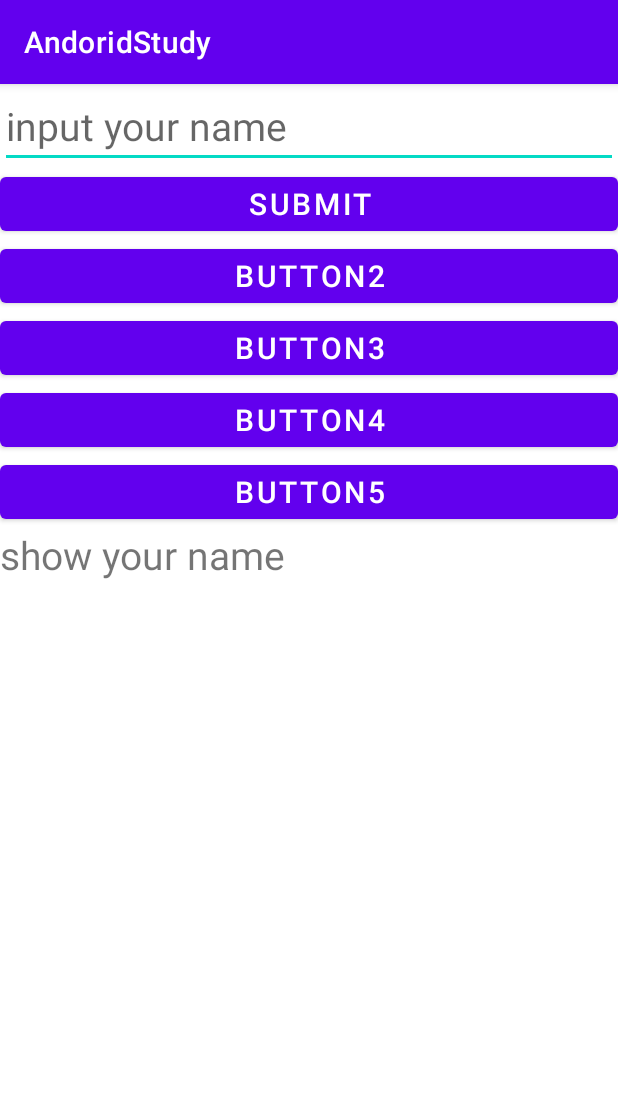
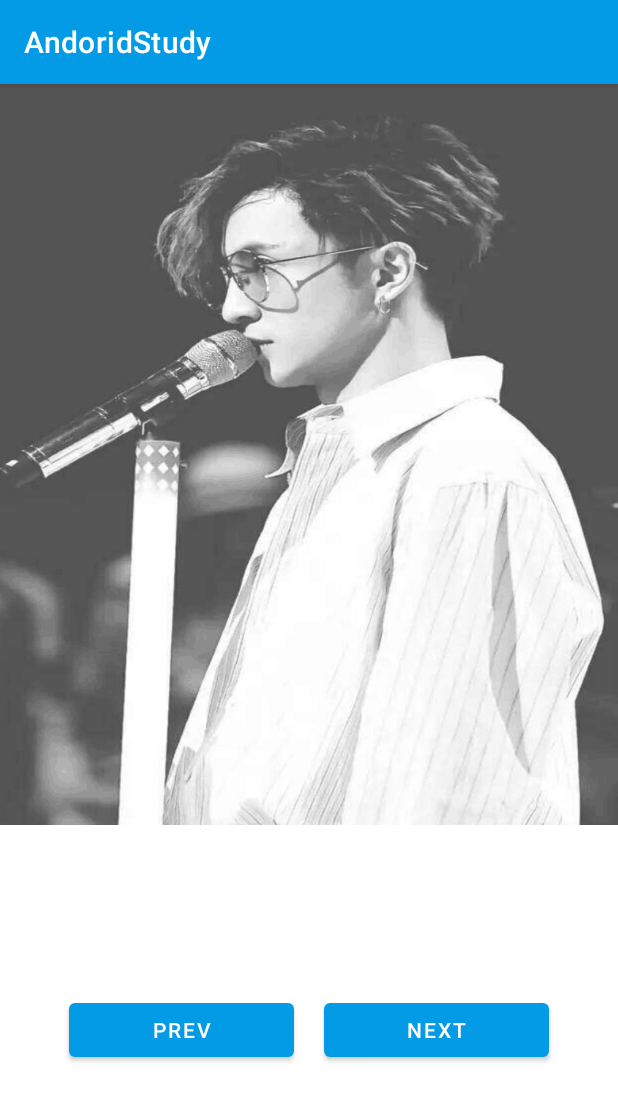
Before and after one commit to dandan1232/AndoridStudy, an Android app: the screen it shows after launch (ButtonActivity before the commit, ImageViewActivity after it), on a phone screen of 412 x 824 dp. Shown: the top 1101 px of the screen. Run offline under Robolectric (Android 15) with nearby library versions, the phone set to English and light mode, and no system bars.

Commit message:
Android ImageView210916

```diff
--- a/app/src/main/AndroidManifest.xml
+++ b/app/src/main/AndroidManifest.xml
@@ -9,15 +9,18 @@
         android:roundIcon="@mipmap/ic_launcher_round"
         android:supportsRtl="true"
         android:theme="@style/Theme.AndoridStudy">
-        <activity android:name=".ButtonActivity">
+        <activity android:name=".ImageViewActivity">
             <intent-filter>
                 <action android:name="android.intent.action.MAIN" />
 
                 <category android:name="android.intent.category.LAUNCHER" />
             </intent-filter>
         </activity>
-        <activity android:name=".LoginPassword"> </activity>
-        <activity android:name=".MainActivity"> </activity>
+        <activity android:name=".ButtonActivity">
+
+        </activity>
+        <activity android:name=".LoginPassword"></activity>
+        <activity android:name=".MainActivity"></activity>
     </application>
 
 </manifest>
--- /dev/null
+++ b/app/src/main/java/online/danbao/andoridstudy/ImageViewActivity.java
@@ -0,0 +1,49 @@
+package online.danbao.andoridstudy;
+
+import androidx.appcompat.app.AppCompatActivity;
+
+import android.os.Bundle;
+import android.view.View;
+import android.widget.Button;
+import android.widget.ImageView;
+
+public class ImageViewActivity extends AppCompatActivity implements View.OnClickListener {
+
+    ImageView img_photo;
+    Button btn_prev, btn_next;
+    int[] drawChange = new int[]{R.drawable.a, R.drawable.b, R.drawable.c, R.drawable.d, R.drawable.e, R.drawable.f, R.drawable.g};
+    int nowIndex = 0;
+
+    @Override
+    protected void onCreate(Bundle savedInstanceState) {
+        super.onCreate(savedInstanceState);
+        setContentView(R.layout.activity_imageview);
+        img_photo = (ImageView) findViewById(R.id.iv);
+        btn_prev = (Button) findViewById(R.id.btn_previous);
+        btn_next = (Button) findViewById(R.id.btn_next);
+        btn_prev.setOnClickListener(this);
+
+        btn_next.setOnClickListener(this);
+    }
+
+    @Override
+    public void onClick(View v) {
+        if (v.getId() == R.id.btn_previous) {
+            if (nowIndex > 0) {
+                img_photo.setImageResource(drawChange[--nowIndex]);
+            } else if (nowIndex == 0) {
+                nowIndex = drawChange.length - 1;
+                img_photo.setImageResource(drawChange[nowIndex]);
+            }
+        }
+        if (v.getId() == R.id.btn_next) {
+            if (++nowIndex < drawChange.length) {
+                img_photo.setImageResource(drawChange[nowIndex]);
+            } else {
+                nowIndex = 0;
+                img_photo.setImageResource(drawChange[nowIndex]);
+            }
+        }
+
+    }
+}
--- /dev/null
+++ b/app/src/main/res/layout/activity_imageview.xml
@@ -0,0 +1,40 @@
+<?xml version="1.0" encoding="utf-8"?>
+<LinearLayout xmlns:android="http://schemas.android.com/apk/res/android"
+    xmlns:app="http://schemas.android.com/apk/res-auto"
+    xmlns:tools="http://schemas.android.com/tools"
+    android:layout_width="match_parent"
+    android:layout_height="match_parent"
+    android:gravity="center"
+    android:orientation="vertical"
+    tools:context=".ImageViewActivity">
+    <!--    这里用了LinerLayout线性布局嵌套-->
+    <ImageView
+        android:id="@+id/iv"
+        android:layout_width="wrap_content"
+        android:layout_height="494dp"
+        android:layout_gravity="center"
+        android:scaleType="fitXY"
+        android:src="@drawable/a" />
+
+    <LinearLayout
+        android:layout_width="match_parent"
+        android:layout_height="match_parent"
+        android:gravity="center"
+        android:orientation="horizontal">
+
+        <Button
+            android:id="@+id/btn_previous"
+            android:layout_width="150dp"
+            android:layout_height="wrap_content"
+            android:layout_margin="10dp"
+            android:text="prev" />
+
+        <Button
+            android:id="@+id/btn_next"
+            android:layout_width="150dp"
+            android:layout_height="wrap_content"
+            android:layout_margin="10dp"
+            android:text="next" />
+
+    </LinearLayout>
+</LinearLayout>
--- a/app/src/main/res/values/themes.xml
+++ b/app/src/main/res/values/themes.xml
@@ -2,8 +2,8 @@
     <!-- Base application theme. -->
     <style name="Theme.AndoridStudy" parent="Theme.MaterialComponents.DayNight.DarkActionBar">
         <!-- Primary brand color. -->
-        <item name="colorPrimary">@color/purple_500</item>
-        <item name="colorPrimaryVariant">@color/purple_700</item>
+        <item name="colorPrimary">#039BE5</item>
+        <item name="colorPrimaryVariant">#01579B</item>
         <item name="colorOnPrimary">@color/white</item>
         <!-- Secondary brand color. -->
         <item name="colorSecondary">@color/teal_200</item>
```
Also changed, not shown: app/src/main/res/drawable/a.png (added), app/src/main/res/drawable/b.jpg (added), app/src/main/res/drawable/c.jpg (added), app/src/main/res/drawable/d.jpg (added), app/src/main/res/drawable/e.jpg (added), app/src/main/res/drawable/f.jpg (added), app/src/main/res/drawable/g.jpg (added).
